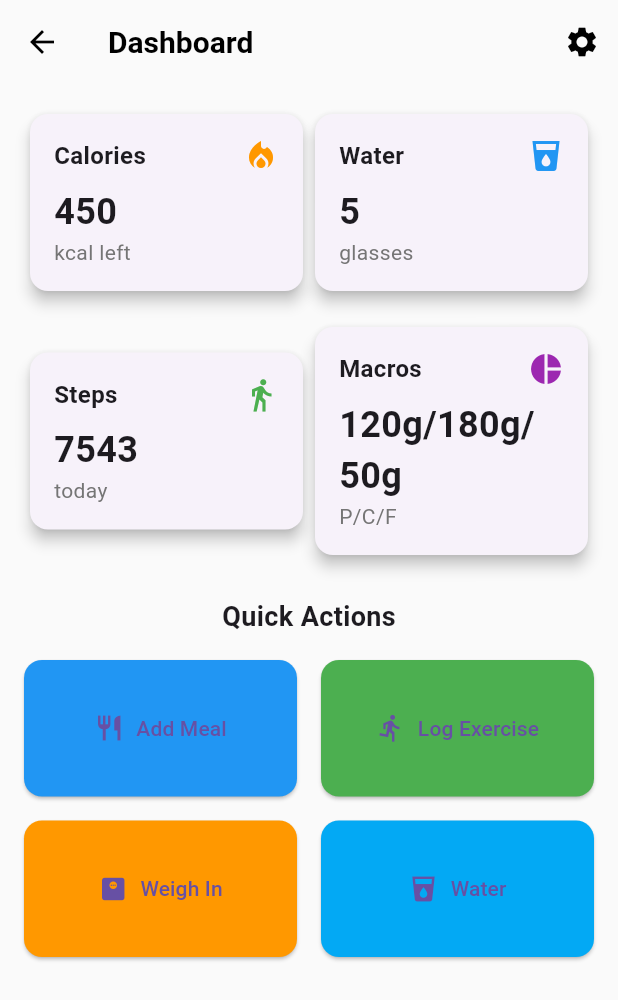
After one commit to LysinKirill/FitTrack, a Flutter app: the DashboardScreen screen opened directly, on a phone screen of 412 x 824 dp. The commit adds this screen. Shown: the top 1000 px of the screen. Run offline on Flutter 3.47's test engine with Material 3 defaults, Android fonts, the phone set to English and light mode, and no system bars; our stand-ins replace sqflite; accounts and stored records are empty.

Commit message:
add main dashboard

```diff
--- /dev/null
+++ b/lib/screens/home/activity/activity_log.dart
@@ -0,0 +1,13 @@
+import 'package:flutter/material.dart';
+
+class ActivityLogScreen extends StatelessWidget {
+  const ActivityLogScreen({super.key});
+
+  @override
+  Widget build(BuildContext context) {
+    return Scaffold(
+      appBar: AppBar(title: const Text('Activity Log')),
+      body: const Center(child: Text('Activity Log Content')),
+    );
+  }
+}
--- /dev/null
+++ b/lib/screens/home/dashboard.dart
@@ -0,0 +1,166 @@
+import 'package:flutter/material.dart';
+import 'package:fit_track/widgets/dashboard_card.dart';
+
+class DashboardScreen extends StatelessWidget {
+  const DashboardScreen({super.key});
+
+  @override
+  Widget build(BuildContext context) {
+    // TODO: Replace with actual data from database
+    final dailyCalories = 1850;
+    final remainingCalories = 450;
+    final waterIntake = 5;
+    final steps = 7543;
+    final protein = 120;
+    final carbs = 180;
+    final fat = 50;
+
+    return Scaffold(
+      appBar: AppBar(
+        title: const Text('Dashboard'),
+        actions: [
+          IconButton(
+            icon: const Icon(Icons.settings),
+            onPressed: () {
+              // Navigate to settings
+            },
+          ),
+        ],
+      ),
+      body: SingleChildScrollView(
+        padding: const EdgeInsets.all(16.0),
+        child: Column(
+          children: [
+            // Summary Cards
+            Row(
+              children: [
+                Expanded(
+                  child: DashboardCard(
+                    title: 'Calories',
+                    value: '$remainingCalories',
+                    unit: 'kcal left',
+                    icon: Icons.local_fire_department,
+                    color: Colors.orange,
+                  ),
+                ),
+                Expanded(
+                  child: DashboardCard(
+                    title: 'Water',
+                    value: '$waterIntake',
+                    unit: 'glasses',
+                    icon: Icons.local_drink,
+                    color: Colors.blue,
+                  ),
+                ),
+              ],
+            ),
+            const SizedBox(height: 16),
+            Row(
+              children: [
+                Expanded(
+                  child: DashboardCard(
+                    title: 'Steps',
+                    value: '$steps',
+                    unit: 'today',
+                    icon: Icons.directions_walk,
+                    color: Colors.green,
+                  ),
+                ),
+                Expanded(
+                  child: DashboardCard(
+                    title: 'Macros',
+                    value: '${protein}g/${carbs}g/${fat}g',
+                    unit: 'P/C/F',
+                    icon: Icons.pie_chart,
+                    color: Colors.purple,
+                  ),
+                ),
+              ],
+            ),
+
+            // Quick Actions
+            const SizedBox(height: 24),
+            const Text(
+              'Quick Actions',
+              style: TextStyle(fontSize: 18, fontWeight: FontWeight.bold),
+            ),
+            const SizedBox(height: 16),
+            GridView.count(
+              shrinkWrap: true,
+              physics: const NeverScrollableScrollPhysics(),
+              crossAxisCount: 2,
+              childAspectRatio: 2,
+              crossAxisSpacing: 16,
+              mainAxisSpacing: 16,
+              children: [
+                _buildQuickActionButton(
+                  context,
+                  'Add Meal',
+                  Icons.restaurant,
+                  Colors.blue,
+                      () {
+                    // Navigate to add meal
+                  },
+                ),
+                _buildQuickActionButton(
+                  context,
+                  'Log Exercise',
+                  Icons.directions_run,
+                  Colors.green,
+                      () {
+                    // Navigate to log exercise
+                  },
+                ),
+                _buildQuickActionButton(
+                  context,
+                  'Weigh In',
+                  Icons.monitor_weight,
+                  Colors.orange,
+                      () {
+                    // Navigate to weight input
+                  },
+                ),
+                _buildQuickActionButton(
+                  context,
+                  'Water',
+                  Icons.local_drink,
+                  Colors.lightBlue,
+                      () {
+                    // Navigate to water intake
+                  },
+                ),
+              ],
+            ),
+          ],
+        ),
+      ),
+    );
+  }
+
+  Widget _buildQuickActionButton(
+      BuildContext context,
+      String title,
+      IconData icon,
+      Color color,
+      VoidCallback onPressed,
+      ) {
+    return ElevatedButton(
+      style: ElevatedButton.styleFrom(
+        backgroundColor: color,
+        shape: RoundedRectangleBorder(
+          borderRadius: BorderRadius.circular(12),
+        ),
+        padding: const EdgeInsets.symmetric(vertical: 16),
+      ),
+      onPressed: onPressed,
+      child: Row(
+        mainAxisAlignment: MainAxisAlignment.center,
+        children: [
+          Icon(icon, size: 20),
+          const SizedBox(width: 8),
+          Text(title),
+        ],
+      ),
+    );
+  }
+}
--- /dev/null
+++ b/lib/widgets/dashboard_card.dart
@@ -0,0 +1,64 @@
+import 'package:flutter/material.dart';
+
+class DashboardCard extends StatelessWidget {
+  final String title;
+  final String value;
+  final String unit;
+  final IconData icon;
+  final Color color;
+
+  const DashboardCard({
+    super.key,
+    required this.title,
+    required this.value,
+    required this.unit,
+    required this.icon,
+    required this.color,
+  });
+
+  @override
+  Widget build(BuildContext context) {
+    return Card(
+      elevation: 4,
+      shape: RoundedRectangleBorder(
+        borderRadius: BorderRadius.circular(12),
+      ),
+      child: Padding(
+        padding: const EdgeInsets.all(16.0),
+        child: Column(
+          crossAxisAlignment: CrossAxisAlignment.start,
+          children: [
+            Row(
+              mainAxisAlignment: MainAxisAlignment.spaceBetween,
+              children: [
+                Text(
+                  title,
+                  style: const TextStyle(
+                    fontSize: 16,
+                    fontWeight: FontWeight.bold,
+                  ),
+                ),
+                Icon(icon, color: color),
+              ],
+            ),
+            const SizedBox(height: 8),
+            Text(
+              value,
+              style: const TextStyle(
+                fontSize: 24,
+                fontWeight: FontWeight.bold,
+              ),
+            ),
+            Text(
+              unit,
+              style: TextStyle(
+                fontSize: 14,
+                color: Colors.grey[600],
+              ),
+            ),
+          ],
+        ),
+      ),
+    );
+  }
+}
```
Also changed, not shown: lib/main.dart (+16 -2 lines), lib/screens/auth/login_screen.dart (+7 -4 lines), lib/screens/home/main_app.dart (added, +57 -0 lines), lib/screens/home/nutrition/food_diary.dart (added, +13 -0 lines), lib/screens/home/progress/progress_charts.dart (added, +13 -0 lines).
